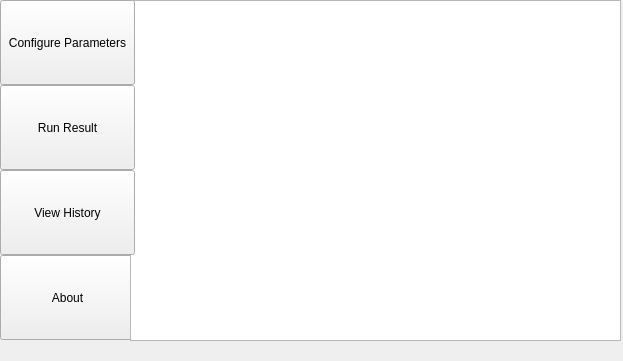
Old version of the form mainwindow.ui in the repository SimonCqk/Photon_Propagation_Simulation.
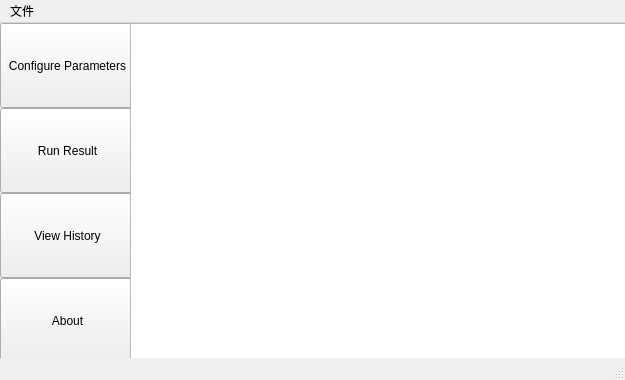
New version of the form. Icons and pictures are not drawn.

Commit message: adjust main window.

The edit to the form file:
```diff
--- a/mainwindow.ui
+++ b/mainwindow.ui
@@ -6,10 +6,16 @@
    <rect>
     <x>0</x>
     <y>0</y>
-    <width>623</width>
-    <height>361</height>
+    <width>625</width>
+    <height>380</height>
    </rect>
   </property>
+  <property name="sizePolicy">
+   <sizepolicy hsizetype="Preferred" vsizetype="Preferred">
+    <horstretch>0</horstretch>
+    <verstretch>0</verstretch>
+   </sizepolicy>
+  </property>
   <property name="windowTitle">
    <string>MainWindow</string>
   </property>
@@ -42,16 +48,6 @@
      <bool>false</bool>
     </property>
    </widget>
-   <widget class="QTextBrowser" name="textBrowser">
-    <property name="geometry">
-     <rect>
-      <x>130</x>
-      <y>0</y>
-      <width>491</width>
-      <height>341</height>
-     </rect>
-    </property>
-   </widget>
    <widget class="QPushButton" name="ConfigButton">
     <property name="geometry">
      <rect>
@@ -123,17 +119,40 @@
      <bool>false</bool>
     </property>
    </widget>
+   <widget class="QListView" name="listView">
+    <property name="geometry">
+     <rect>
+      <x>130</x>
+      <y>0</y>
+      <width>501</width>
+      <height>341</height>
+     </rect>
+    </property>
+   </widget>
   </widget>
   <widget class="QMenuBar" name="menuBar">
    <property name="geometry">
     <rect>
      <x>0</x>
      <y>0</y>
-     <width>623</width>
+     <width>625</width>
      <height>22</height>
     </rect>
    </property>
+   <widget class="QMenu" name="menu">
+    <property name="title">
+     <string>文件</string>
+    </property>
+    <addaction name="action"/>
+   </widget>
+   <addaction name="menu"/>
   </widget>
+  <widget class="QStatusBar" name="statusBar"/>
+  <action name="action">
+   <property name="text">
+    <string>保存结果</string>
+   </property>
+  </action>
  </widget>
  <layoutdefault spacing="6" margin="11"/>
  <resources>
```
The commit also changes 3 other files.
